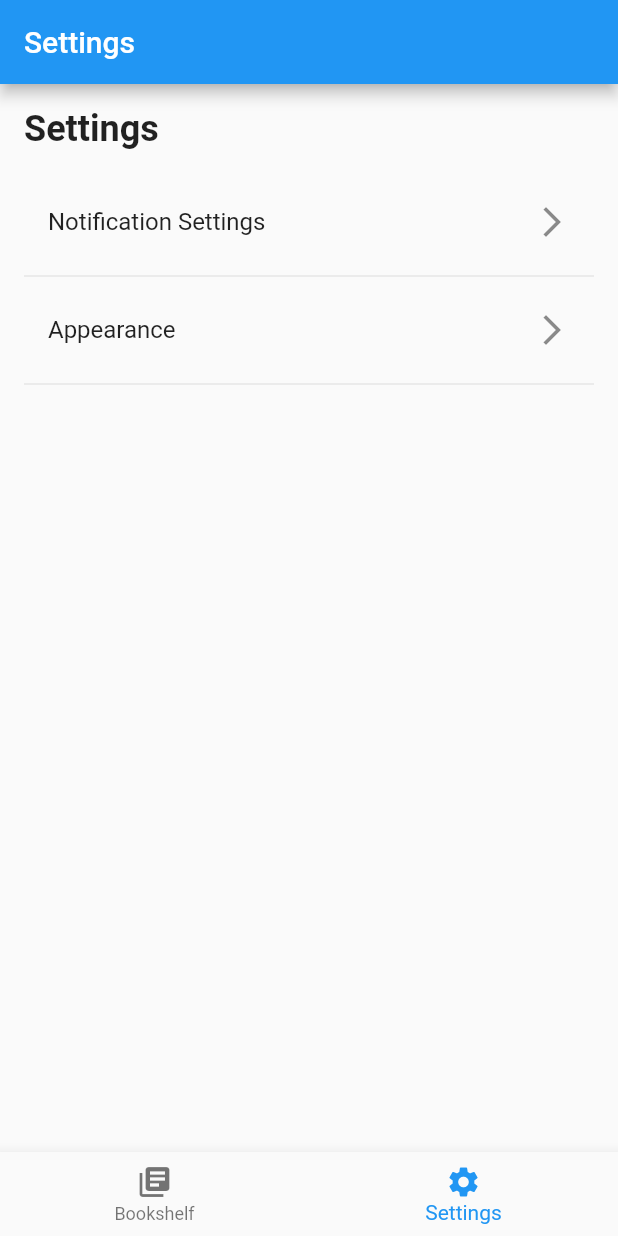
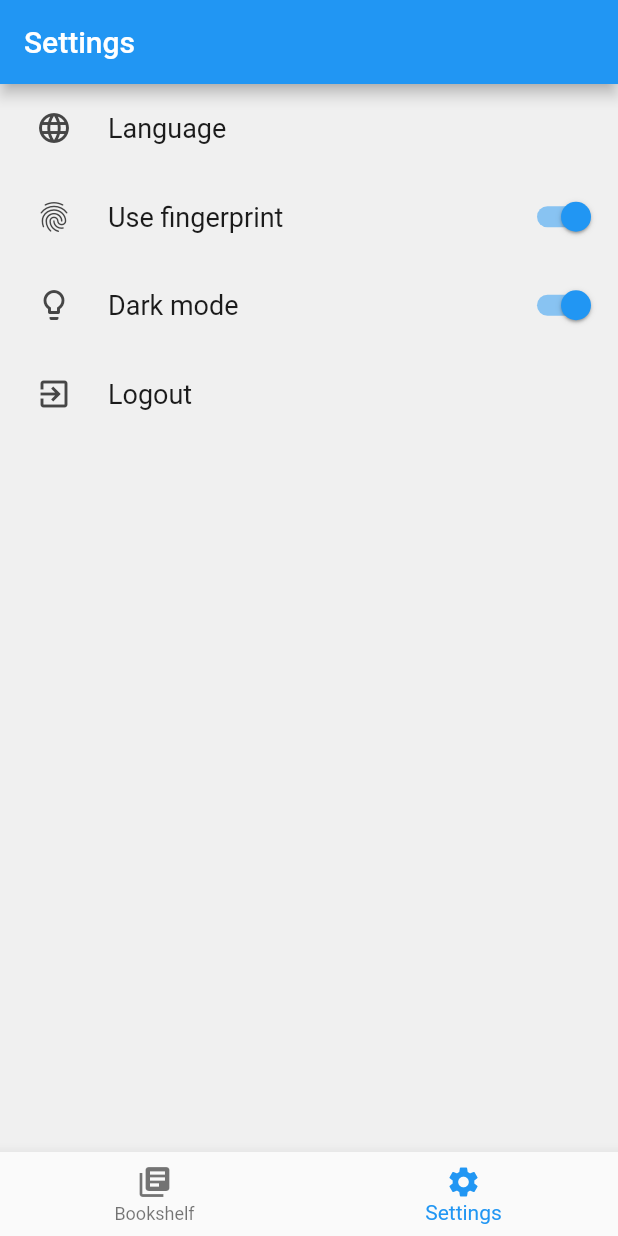
Before and after one commit to stevezhaoUS/reader, a Flutter app: the screen it shows after launch, item 2 of the bottom bar chosen, on a phone screen of 412 x 824 dp. Run offline on Flutter 3.47's test engine with Material 2 defaults, Android fonts, the phone set to English and light mode, and no system bars; drawn by our look-alikes of settings_ui; our stand-ins replace file_picker, isar; missing offline and left inert: fast_gbk; accounts and stored records are empty; generated files the repository leaves out were written again.

Commit message:
Settings UI (#24)
Fixes #21

```diff
--- a/lib/settings.dart
+++ b/lib/settings.dart
@@ -1,88 +1,43 @@
 import 'package:flutter/material.dart';
+import 'package:settings_ui/settings_ui.dart';
 
-class SettingsPage extends StatelessWidget {
+class SettingsPage extends StatefulWidget {
   const SettingsPage({super.key});
 
   @override
-  Widget build(BuildContext context) {
-    return Scaffold(
-      appBar: AppBar(
-        title: const Text('Settings'),
-      ),
-      body: Padding(
-        padding: const EdgeInsets.all(16.0),
-        child: Column(
-          crossAxisAlignment: CrossAxisAlignment.start,
-          children: [
-            const Text(
-              'Settings',
-              style: TextStyle(fontSize: 24, fontWeight: FontWeight.bold),
-            ),
-            const SizedBox(height: 20),
-            ListTile(
-              title: const Text('Notification Settings'),
-              trailing: const Icon(Icons.arrow_forward_ios),
-              onTap: () {
-                // Navigate to the notification settings page
-                Navigator.push(
-                  context,
-                  MaterialPageRoute(
-                    builder: (context) => const NotificationSettingsPage(),
-                  ),
-                );
-              },
-            ),
-            const Divider(),
-            ListTile(
-              title: const Text('Appearance'),
-              trailing: const Icon(Icons.arrow_forward_ios),
-              onTap: () {
-                // Navigate to the appearance settings page
-                Navigator.push(
-                  context,
-                  MaterialPageRoute(
-                    builder: (context) => const AppearanceSettingsPage(),
-                  ),
-                );
-              },
-            ),
-            const Divider(),
-            // Add more settings options here
-          ],
-        ),
-      ),
-    );
-  }
+  State<SettingsPage> createState() => _SettingsPageState();
 }
 
-class NotificationSettingsPage extends StatelessWidget {
-  const NotificationSettingsPage({super.key});
-
+class _SettingsPageState extends State<SettingsPage> {
   @override
   Widget build(BuildContext context) {
     return Scaffold(
-      appBar: AppBar(
-        title: const Text('Notification Settings'),
-      ),
-      body: const Center(
-        child: Text('Notification settings page content goes here.'),
-      ),
-    );
+        appBar: AppBar(title: Text('Settings')),
+        body: SettingsList(sections: [
+          SettingsSection(tiles: [
+            SettingsTile(
+              title: Text('Language'),
+              leading: Icon(Icons.language),
+              onPressed: (BuildContext context) {},
+            ),
+            SettingsTile.switchTile(
+              initialValue: true,
+              title: Text('Use fingerprint'),
+              leading: Icon(Icons.fingerprint),
+              onToggle: (bool value) {},
+            ),
+            SettingsTile.switchTile(
+              title: Text('Dark mode'),
+              leading: Icon(Icons.lightbulb_outline),
+              onToggle: (bool value) {},
+              initialValue: true,
+            ),
+            SettingsTile(
+              title: Text('Logout'),
+              leading: Icon(Icons.exit_to_app),
+              onPressed: (BuildContext context) {},
+            ),
+          ])
+        ]));
   }
 }
-
-class AppearanceSettingsPage extends StatelessWidget {
-  const AppearanceSettingsPage({super.key});
-
-  @override
-  Widget build(BuildContext context) {
-    return Scaffold(
-      appBar: AppBar(
-        title: const Text('Appearance Settings'),
-      ),
-      body: const Center(
-        child: Text('Appearance settings page content goes here.'),
-      ),
-    );
-  }
-}
--- a/pubspec.yaml
+++ b/pubspec.yaml
@@ -44,6 +44,7 @@ dependencies:
   isar_flutter_libs: 3.1.0+1
   path_provider: 2.1.0
   async: ^2.11.0
+  settings_ui: ^2.0.2
 
 dev_dependencies:
   flutter_test:
```
Also changed, not shown: pubspec.lock, 2 other files.
